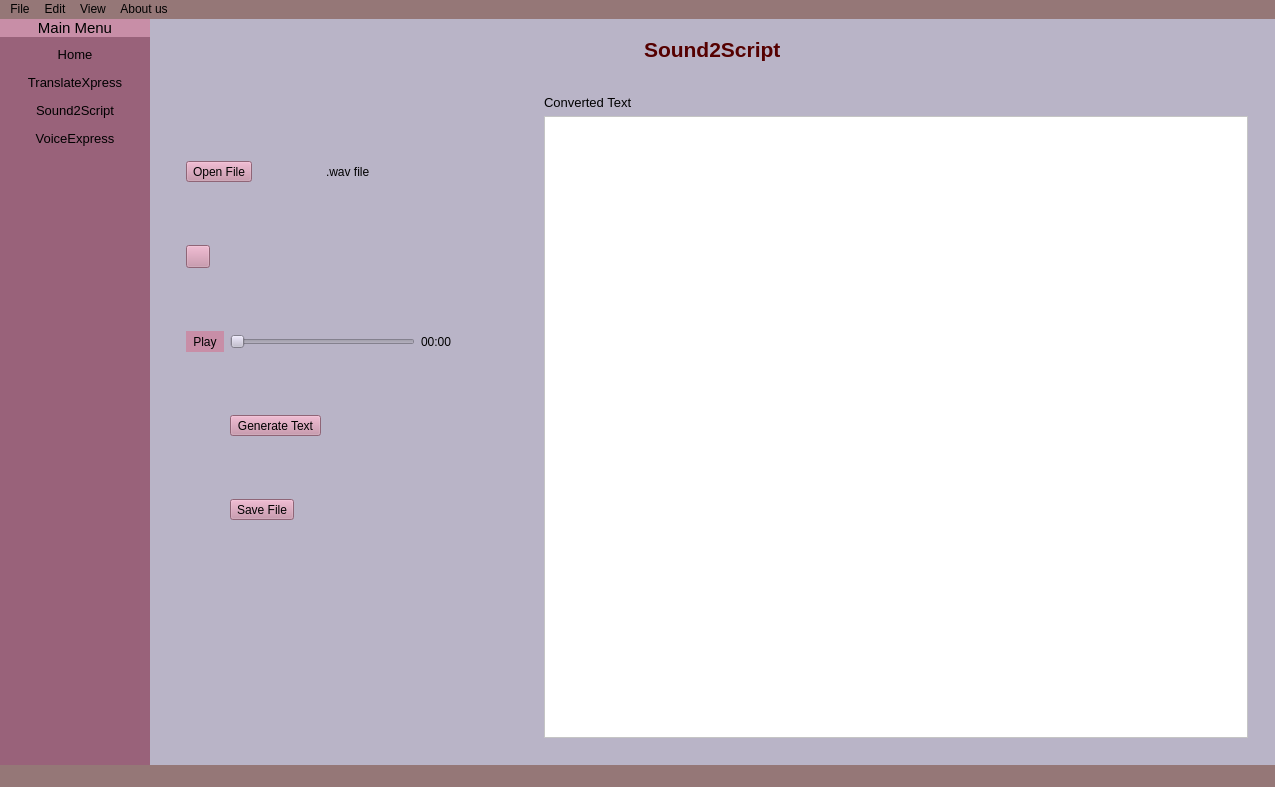
This is Ui/main.ui in Vaibhav0x/TransVox as Qt 5 draws it before an edit. The edited form follows.
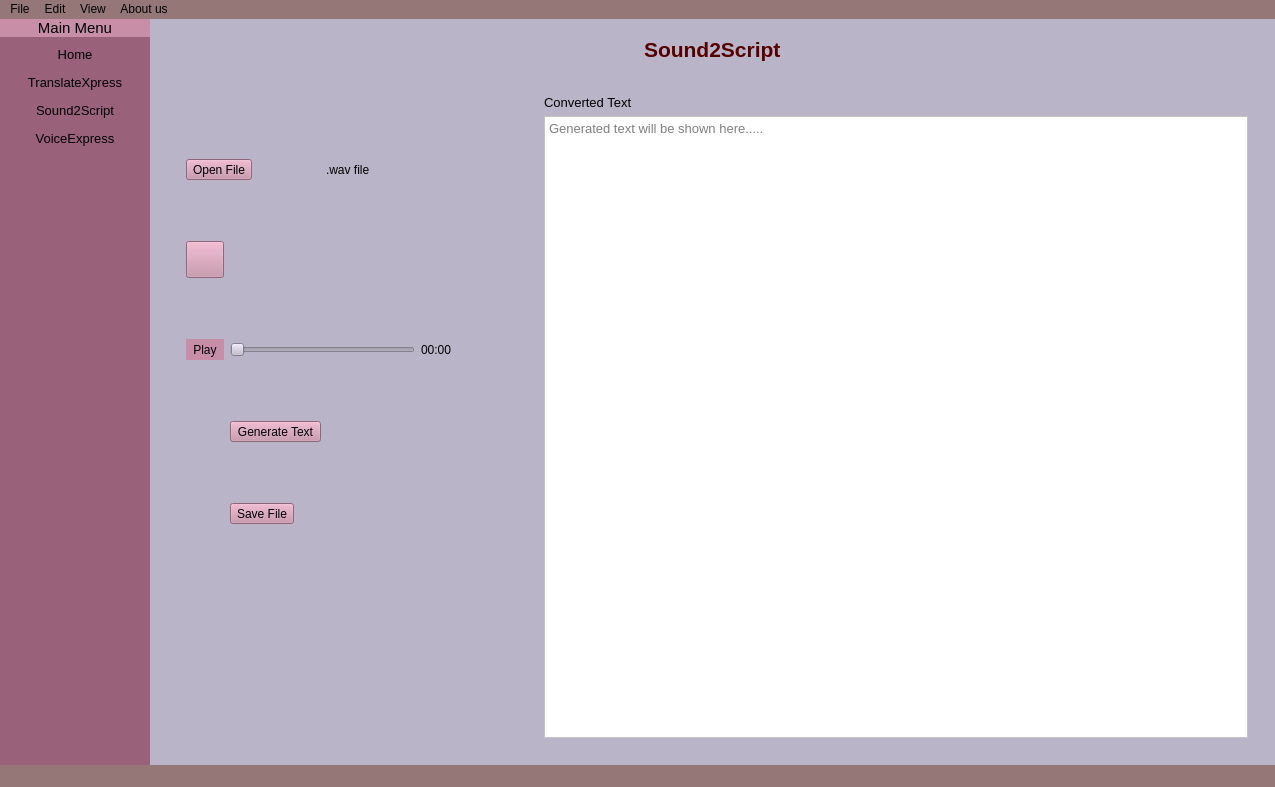
This is the edited form. The open tabs and pages were chosen to show the change. Icons and pictures are not drawn.

The edit to the form file:
```diff
--- a/Ui/main.ui
+++ b/Ui/main.ui
@@ -937,6 +937,12 @@
                     <iconset resource="../resources.qrc">
                      <normaloff>:/assets/resources/reset icon.png</normaloff>:/assets/resources/reset icon.png</iconset>
                    </property>
+                   <property name="iconSize">
+                    <size>
+                     <width>30</width>
+                     <height>30</height>
+                    </size>
+                   </property>
                   </widget>
                  </item>
                  <item row="2" column="0">
@@ -1071,6 +1077,9 @@
 &lt;/style&gt;&lt;/head&gt;&lt;body style=&quot; font-family:'MS Shell Dlg 2'; font-size:10pt; font-weight:400; font-style:normal;&quot;&gt;
 &lt;p style=&quot;-qt-paragraph-type:empty; margin-top:0px; margin-bottom:0px; margin-left:0px; margin-right:0px; -qt-block-indent:0; text-indent:0px; font-size:7.8pt;&quot;&gt;&lt;br /&gt;&lt;/p&gt;&lt;/body&gt;&lt;/html&gt;</string>
                 </property>
+                <property name="placeholderText">
+                 <string>Generated text will be shown here.....</string>
+                </property>
                </widget>
               </item>
              </layout>
```
Left out of the diff: 33 changed lines with no effect on the pictures.
